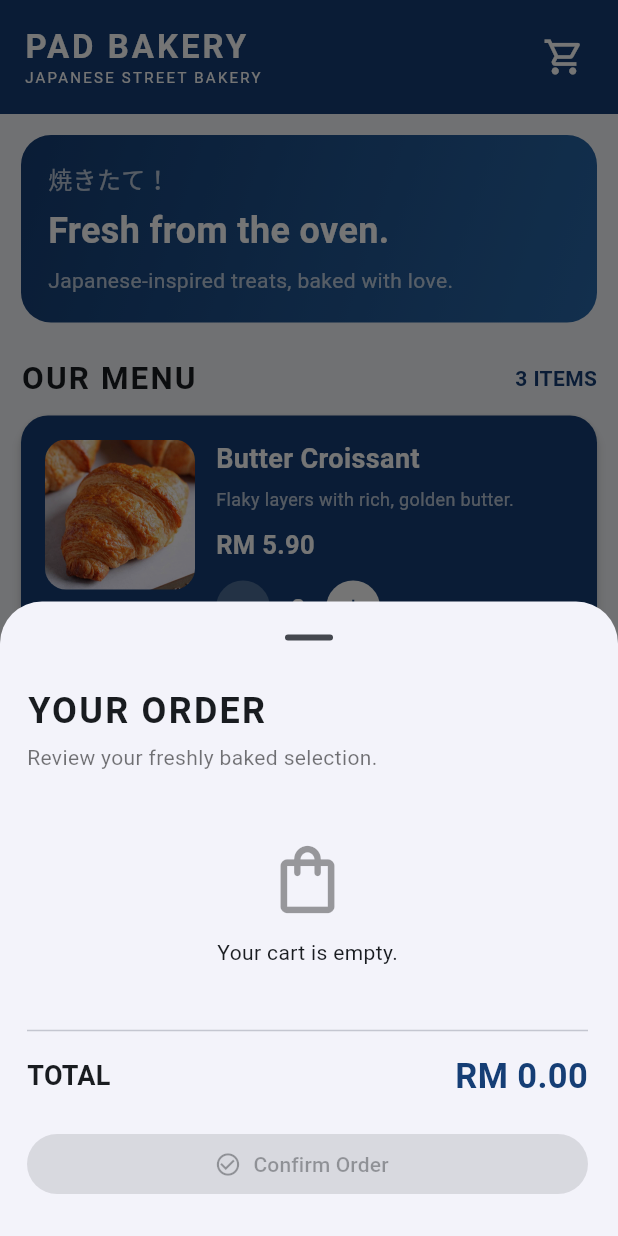
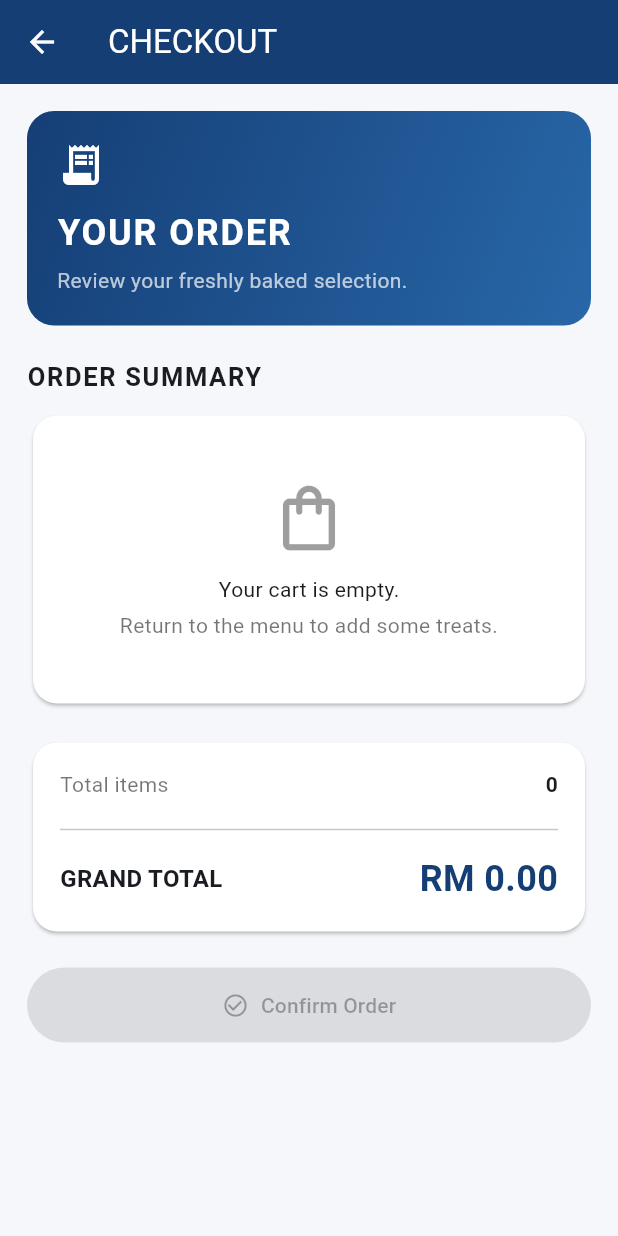
Before and after one commit to padpidu/TMA3084_G02_105001_Lab3, a Flutter app: the screen it shows after launch, after a tap on the "shopping cart" icon, on a phone screen of 412 x 824 dp. Run offline on Flutter 3.47's test engine with Material 3 defaults, Android fonts, the phone set to English and light mode, and no system bars.

Commit message:
Add checkout summary page

```diff
--- a/lib/main.dart
+++ b/lib/main.dart
@@ -115,142 +115,23 @@ class _BakeryHomePageState extends State<BakeryHomePage> {
   }
 
   void showCheckout() {
-    showModalBottomSheet<void>(
-      context: context,
-      isScrollControlled: true,
-      showDragHandle: true,
-      builder: (sheetContext) {
-        return StatefulBuilder(
-          builder: (context, refreshSheet) {
-            return SafeArea(
-              child: Padding(
-                padding: const EdgeInsets.fromLTRB(18, 8, 20, 24),
-                child: SingleChildScrollView(
-                  child: Column(
-                    mainAxisSize: MainAxisSize.min,
-                    crossAxisAlignment: CrossAxisAlignment.start,
-                    children: [
-                      const Text(
-                        'YOUR ORDER',
-                        style: TextStyle(
-                          fontSize: 24,
-                          fontWeight: FontWeight.bold,
-                          letterSpacing: 1.5,
-                        ),
-                      ),
-                      const SizedBox(height: 4),
-                      const Text(
-                        'Review your freshly baked selection.',
-                        style: TextStyle(color: Colors.black54),
-                      ),
-                      const SizedBox(height: 16),
-                      if (totalItems == 0)
-                        const Padding(
-                          padding: EdgeInsets.symmetric(vertical: 28),
-                          child: Center(
-                            child: Column(
-                              children: [
-                                Icon(
-                                  Icons.shopping_bag_outlined,
-                                  size: 54,
-                                  color: Colors.black38,
-                                ),
-                                SizedBox(height: 12),
-                                Text('Your cart is empty.'),
-                              ],
-                            ),
-                          ),
-                        )
-                      else
-                        ...products
-                            .where((p) => p.quantity > 0)
-                            .map(
-                              (product) => ListTile(
-                                contentPadding: EdgeInsets.zero,
-                                leading: CircleAvatar(
-                                  backgroundColor: product.color,
-                                  child: Icon(
-                                    product.icon,
-                                    color: Colors.white,
-                                  ),
-                                ),
-                                title: Text(
-                                  product.name,
-                                  style: const TextStyle(
-                                    fontWeight: FontWeight.bold,
-                                  ),
-                                ),
-                                subtitle: Text(
-                                  '${money(product.price)} × ${product.quantity}',
-                                ),
-                                trailing: Text(
-                                  money(product.price * product.quantity),
-                                  style: const TextStyle(
-                                    fontWeight: FontWeight.bold,
-                                  ),
-                                ),
-                              ),
-                            ),
-                      const Divider(height: 28),
-                      Row(
-                        mainAxisAlignment: MainAxisAlignment.spaceBetween,
-                        children: [
-                          const Text(
-                            'TOTAL',
-                            style: TextStyle(
-                              fontSize: 18,
-                              fontWeight: FontWeight.bold,
-                            ),
-                          ),
-                          Text(
-                            money(totalPrice),
-                            style: const TextStyle(
-                              fontSize: 23,
-                              color: navy,
-                              fontWeight: FontWeight.bold,
-                            ),
-                          ),
-                        ],
-                      ),
-                      const SizedBox(height: 18),
-                      SizedBox(
-                        width: double.infinity,
-                        child: FilledButton.icon(
-                          onPressed: totalItems == 0
-                              ? null
-                              : () {
-                                  Navigator.pop(sheetContext);
-                                  ScaffoldMessenger.of(context).showSnackBar(
-                                    const SnackBar(
-                                      content: Text(
-                                        'Order reviewed! '
-                                        'Payment is not connected yet.',
-                                      ),
-                                    ),
-                                  );
-                                },
-                          icon: const Icon(Icons.check_circle_outline),
-                          label: const Text('Confirm Order'),
-                        ),
-                      ),
-                      if (totalItems > 0)
-                        Center(
-                          child: TextButton(
-                            onPressed: () {
-                              clearCart();
-                              refreshSheet(() {});
-                            },
-                            child: const Text('Clear cart'),
-                          ),
-                        ),
-                    ],
-                  ),
-                ),
+    Navigator.push<void>(
+      context,
+      MaterialPageRoute(
+        builder: (context) => CheckoutPage(
+          products: products,
+          money: money,
+          onClearCart: clearCart,
+          onConfirmOrder: () {
+            Navigator.pop(context);
+            ScaffoldMessenger.of(this.context).showSnackBar(
+              const SnackBar(
+                content: Text('Order reviewed! Payment is not connected yet.'),
               ),
             );
           },
-        );
-      },
+        ),
+      ),
     );
   }
 
@@ -556,3 +437,233 @@ class _BakeryHomePageState extends State<BakeryHomePage> {
     );
   }
 }
+
+class CheckoutPage extends StatefulWidget {
+  const CheckoutPage({
+    super.key,
+    required this.products,
+    required this.money,
+    required this.onClearCart,
+    required this.onConfirmOrder,
+  });
+
+  final List<BakeryProduct> products;
+  final String Function(double amount) money;
+  final VoidCallback onClearCart;
+  final VoidCallback onConfirmOrder;
+
+  @override
+  State<CheckoutPage> createState() => _CheckoutPageState();
+}
+
+class _CheckoutPageState extends State<CheckoutPage> {
+  int get totalItems =>
+      widget.products.fold(0, (sum, product) => sum + product.quantity);
+
+  double get totalPrice => widget.products.fold(
+    0.0,
+    (sum, product) => sum + product.price * product.quantity,
+  );
+
+  @override
+  Widget build(BuildContext context) {
+    final selectedProducts = widget.products
+        .where((product) => product.quantity > 0)
+        .toList();
+
+    return Scaffold(
+      appBar: AppBar(
+        title: const Text('CHECKOUT'),
+        leading: IconButton(
+          tooltip: 'Back to bakery',
+          icon: const Icon(Icons.arrow_back),
+          onPressed: () => Navigator.pop(context),
+        ),
+      ),
+      body: ListView(
+        padding: const EdgeInsets.all(18),
+        children: [
+          Container(
+            padding: const EdgeInsets.all(20),
+            decoration: BoxDecoration(
+              gradient: const LinearGradient(
+                colors: [navy, Color(0xFF2867A8)],
+                begin: Alignment.topLeft,
+                end: Alignment.bottomRight,
+              ),
+              borderRadius: BorderRadius.circular(18),
+            ),
+            child: const Column(
+              crossAxisAlignment: CrossAxisAlignment.start,
+              children: [
+                Icon(Icons.receipt_long, color: Colors.white, size: 32),
+                SizedBox(height: 12),
+                Text(
+                  'YOUR ORDER',
+                  style: TextStyle(
+                    color: Colors.white,
+                    fontSize: 24,
+                    fontWeight: FontWeight.bold,
+                    letterSpacing: 1.2,
+                  ),
+                ),
+                SizedBox(height: 5),
+                Text(
+                  'Review your freshly baked selection.',
+                  style: TextStyle(color: Colors.white70),
+                ),
+              ],
+            ),
+          ),
+          const SizedBox(height: 22),
+          const Text(
+            'ORDER SUMMARY',
+            style: TextStyle(
+              fontSize: 17,
+              fontWeight: FontWeight.bold,
+              letterSpacing: 1.1,
+            ),
+          ),
+          const SizedBox(height: 10),
+          Card(
+            color: Colors.white,
+            elevation: 1,
+            shape: RoundedRectangleBorder(
+              borderRadius: BorderRadius.circular(16),
+            ),
+            child: Padding(
+              padding: const EdgeInsets.all(12),
+              child: selectedProducts.isEmpty
+                  ? const Padding(
+                      padding: EdgeInsets.symmetric(vertical: 30),
+                      child: Center(
+                        child: Column(
+                          children: [
+                            Icon(
+                              Icons.shopping_bag_outlined,
+                              size: 52,
+                              color: Colors.black38,
+                            ),
+                            SizedBox(height: 12),
+                            Text('Your cart is empty.'),
+                            SizedBox(height: 4),
+                            Text(
+                              'Return to the menu to add some treats.',
+                              style: TextStyle(color: Colors.black54),
+                              textAlign: TextAlign.center,
+                            ),
+                          ],
+                        ),
+                      ),
+                    )
+                  : Column(
+                      children: [
+                        for (final product in selectedProducts) ...[
+                          ListTile(
+                            contentPadding: EdgeInsets.zero,
+                            leading: CircleAvatar(
+                              backgroundColor: product.color,
+                              child: Icon(product.icon, color: Colors.white),
+                            ),
+                            title: Text(
+                              product.name,
+                              style: const TextStyle(
+                                fontWeight: FontWeight.bold,
+                              ),
+                            ),
+                            subtitle: Text(
+                              '${widget.money(product.price)} × ${product.quantity}',
+                            ),
+                            trailing: Text(
+                              widget.money(product.price * product.quantity),
+                              style: const TextStyle(
+                                fontWeight: FontWeight.bold,
+                              ),
+                            ),
+                          ),
+                          const Divider(height: 1),
+                        ],
+                      ],
+                    ),
+            ),
+          ),
+          const SizedBox(height: 18),
+          Card(
+            color: Colors.white,
+            elevation: 1,
+            shape: RoundedRectangleBorder(
+              borderRadius: BorderRadius.circular(16),
+            ),
+            child: Padding(
+              padding: const EdgeInsets.all(18),
+              child: Column(
+                children: [
+                  Row(
+                    mainAxisAlignment: MainAxisAlignment.spaceBetween,
+                    children: [
+                      const Text(
+                        'Total items',
+                        style: TextStyle(color: Colors.black54),
+                      ),
+                      Text(
+                        '$totalItems',
+                        style: const TextStyle(fontWeight: FontWeight.w600),
+                      ),
+                    ],
+                  ),
+                  const SizedBox(height: 12),
+                  const Divider(),
+                  const SizedBox(height: 8),
+                  Row(
+                    mainAxisAlignment: MainAxisAlignment.spaceBetween,
+                    children: [
+                      const Text(
+                        'GRAND TOTAL',
+                        style: TextStyle(
+                          fontSize: 16,
+                          fontWeight: FontWeight.bold,
+                        ),
+                      ),
+                      Text(
+                        widget.money(totalPrice),
+                        style: const TextStyle(
+                          color: navy,
+                          fontSize: 24,
+                          fontWeight: FontWeight.bold,
+                        ),
+                      ),
+                    ],
+                  ),
+                ],
+              ),
+            ),
+          ),
+          const SizedBox(height: 20),
+          SizedBox(
+            width: double.infinity,
+            child: FilledButton.icon(
+              onPressed: totalItems == 0 ? null : widget.onConfirmOrder,
+              icon: const Icon(Icons.check_circle_outline),
+              label: const Text('Confirm Order'),
+              style: FilledButton.styleFrom(
+                backgroundColor: navy,
+                foregroundColor: Colors.white,
+                padding: const EdgeInsets.symmetric(vertical: 15),
+              ),
+            ),
+          ),
+          if (totalItems > 0)
+            Center(
+              child: TextButton(
+                onPressed: () {
+                  widget.onClearCart();
+                  setState(() {});
+                },
+                child: const Text('Clear cart'),
+              ),
+            ),
+        ],
+      ),
+    );
+  }
+}
```
